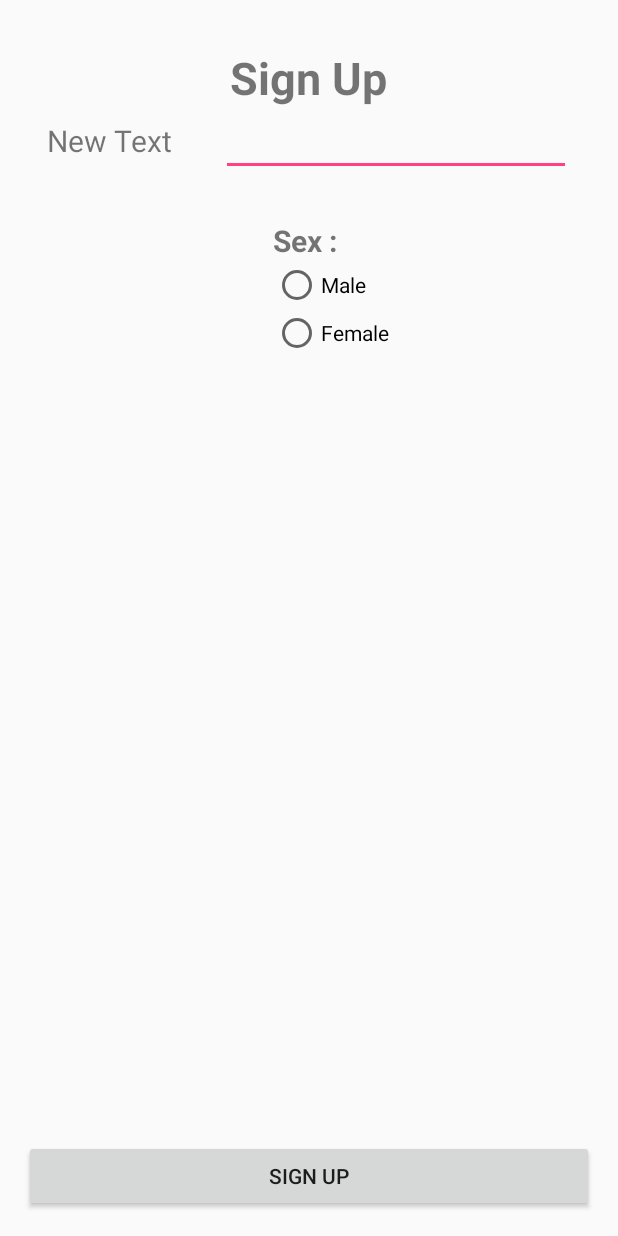
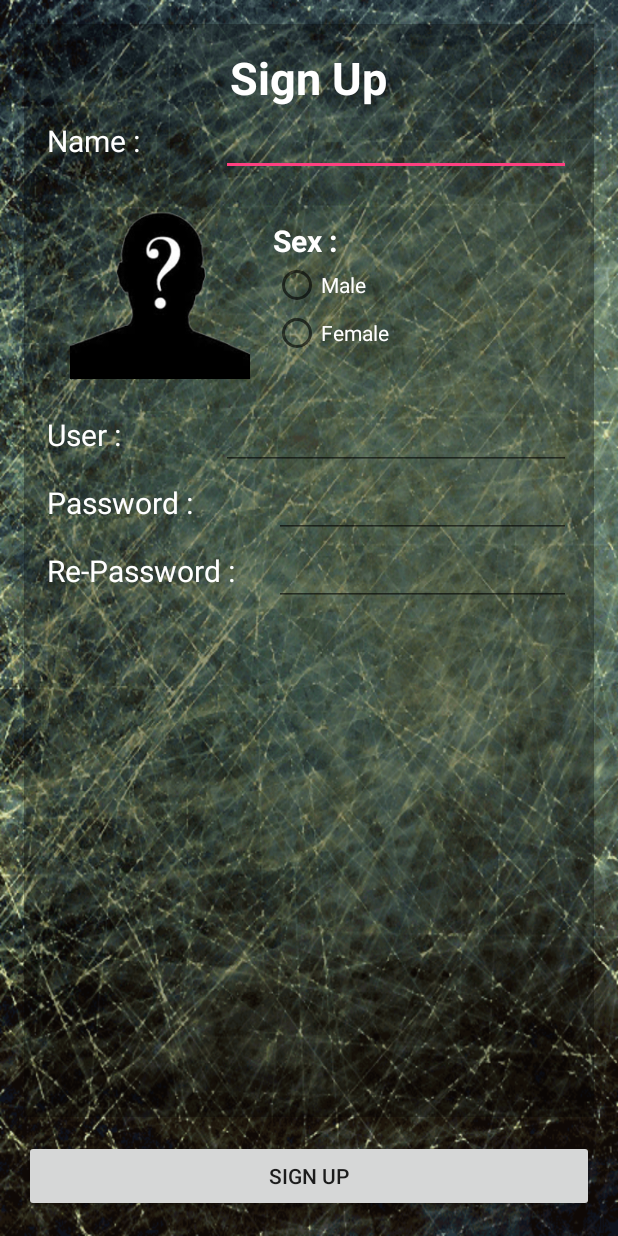
Before and after one commit to masterUNG/My-Friend, an Android app: the SignUpActivity screen opened directly, with no data from a screen before it, on a phone screen of 412 x 824 dp. Run offline under Robolectric (Android 15) with nearby library versions, the phone set to English and light mode, and no system bars.

Commit message:
Design UI SignUp finish

```diff
--- a/app/src/main/res/layout/activity_sign_up.xml
+++ b/app/src/main/res/layout/activity_sign_up.xml
@@ -7,7 +7,8 @@
     android:paddingLeft="@dimen/activity_horizontal_margin"
     android:paddingRight="@dimen/activity_horizontal_margin"
     android:paddingTop="@dimen/activity_vertical_margin"
-    tools:context="appewtc.masterung.myfriend.SignUpActivity">
+    tools:context="appewtc.masterung.myfriend.SignUpActivity"
+    android:background="@drawable/bg17">
 
     <Button
         android:layout_width="match_parent"
@@ -22,7 +23,8 @@
         android:layout_height="match_parent"
         android:layout_above="@+id/button3"
         android:layout_marginBottom="15dp"
-        android:padding="15dp">
+        android:padding="15dp"
+        android:background="#50000000">
 
         <TextView
             android:layout_width="wrap_content"
@@ -31,7 +33,8 @@
             android:id="@+id/textView"
             android:textSize="@dimen/h1"
             android:textStyle="bold"
-            android:layout_gravity="center_horizontal" />
+            android:layout_gravity="center_horizontal"
+            android:textColor="@color/aText" />
 
         <LinearLayout
             android:orientation="horizontal"
@@ -41,16 +44,18 @@
             <TextView
                 android:layout_width="0dp"
                 android:layout_height="wrap_content"
-                android:text="New Text"
+                android:text="Name :"
                 android:id="@+id/textView2"
                 android:textSize="@dimen/h2"
-                android:layout_weight="1" />
+                android:layout_weight="1"
+                android:textColor="@color/aText" />
 
             <EditText
                 android:layout_width="0dp"
                 android:layout_height="wrap_content"
                 android:id="@+id/editText"
-                android:layout_weight="2" />
+                android:layout_weight="2"
+                android:textColor="@color/aText" />
         </LinearLayout>
 
         <LinearLayout
@@ -62,7 +67,8 @@
                 android:layout_width="@dimen/icon"
                 android:layout_height="@dimen/icon"
                 android:id="@+id/imageView"
-                android:layout_margin="15dp" />
+                android:layout_margin="15dp"
+                android:src="@drawable/question_man" />
 
             <LinearLayout
                 android:orientation="vertical"
@@ -76,7 +82,8 @@
                     android:text="Sex :"
                     android:id="@+id/textView3"
                     android:textSize="@dimen/h2"
-                    android:textStyle="bold" />
+                    android:textStyle="bold"
+                    android:textColor="@color/aText" />
 
                 <RadioGroup
                     android:layout_width="wrap_content"
@@ -87,15 +94,83 @@
                         android:layout_width="wrap_content"
                         android:layout_height="wrap_content"
                         android:text="Male"
-                        android:id="@+id/radioButton" />
+                        android:id="@+id/radioButton"
+                        android:textColor="@color/aText" />
 
                     <RadioButton
                         android:layout_width="wrap_content"
                         android:layout_height="wrap_content"
                         android:text="Female"
-                        android:id="@+id/radioButton2" />
+                        android:id="@+id/radioButton2"
+                        android:textColor="@color/aText" />
                 </RadioGroup>
             </LinearLayout>
         </LinearLayout>
+
+        <LinearLayout
+            android:orientation="horizontal"
+            android:layout_width="match_parent"
+            android:layout_height="wrap_content" >
+
+            <TextView
+                android:layout_width="0dp"
+                android:layout_height="wrap_content"
+                android:text="User :"
+                android:id="@+id/textView4"
+                android:textSize="@dimen/h2"
+                android:layout_weight="1"
+                android:textColor="@color/aText" />
+
+            <EditText
+                android:layout_width="0dp"
+                android:layout_height="wrap_content"
+                android:id="@+id/editText2"
+                android:layout_weight="2"
+                android:textColor="@color/aText" />
+        </LinearLayout>
+
+        <LinearLayout
+            android:orientation="horizontal"
+            android:layout_width="match_parent"
+            android:layout_height="wrap_content" >
+
+            <TextView
+                android:layout_width="0dp"
+                android:layout_height="wrap_content"
+                android:text="Password :"
+                android:id="@+id/textView5"
+                android:textSize="@dimen/h2"
+                android:layout_weight="1"
+                android:textColor="@color/aText" />
+
+            <EditText
+                android:layout_width="0dp"
+                android:layout_height="wrap_content"
+                android:id="@+id/editText3"
+                android:layout_weight="1.3"
+                android:textColor="@color/aText" />
+        </LinearLayout>
+
+        <LinearLayout
+            android:orientation="horizontal"
+            android:layout_width="match_parent"
+            android:layout_height="wrap_content" >
+
+            <TextView
+                android:layout_width="0dp"
+                android:layout_height="wrap_content"
+                android:text="Re-Password :"
+                android:id="@+id/textView6"
+                android:textSize="@dimen/h2"
+                android:layout_weight="1"
+                android:textColor="@color/aText" />
+
+            <EditText
+                android:layout_width="0dp"
+                android:layout_height="wrap_content"
+                android:id="@+id/editText4"
+                android:layout_weight="1.3"
+                android:textColor="@color/aText" />
+        </LinearLayout>
     </LinearLayout>
 </RelativeLayout>
--- a/app/src/main/res/values/colors.xml
+++ b/app/src/main/res/values/colors.xml
@@ -3,4 +3,7 @@
     <color name="colorPrimary">#3F51B5</color>
     <color name="colorPrimaryDark">#303F9F</color>
     <color name="colorAccent">#FF4081</color>
+
+    <color name="aText">#ffffff</color>
+
 </resources>
```
Also changed, not shown: app/src/main/res/drawable/bg17.png (added), app/src/main/res/drawable/question_man.png (added).
